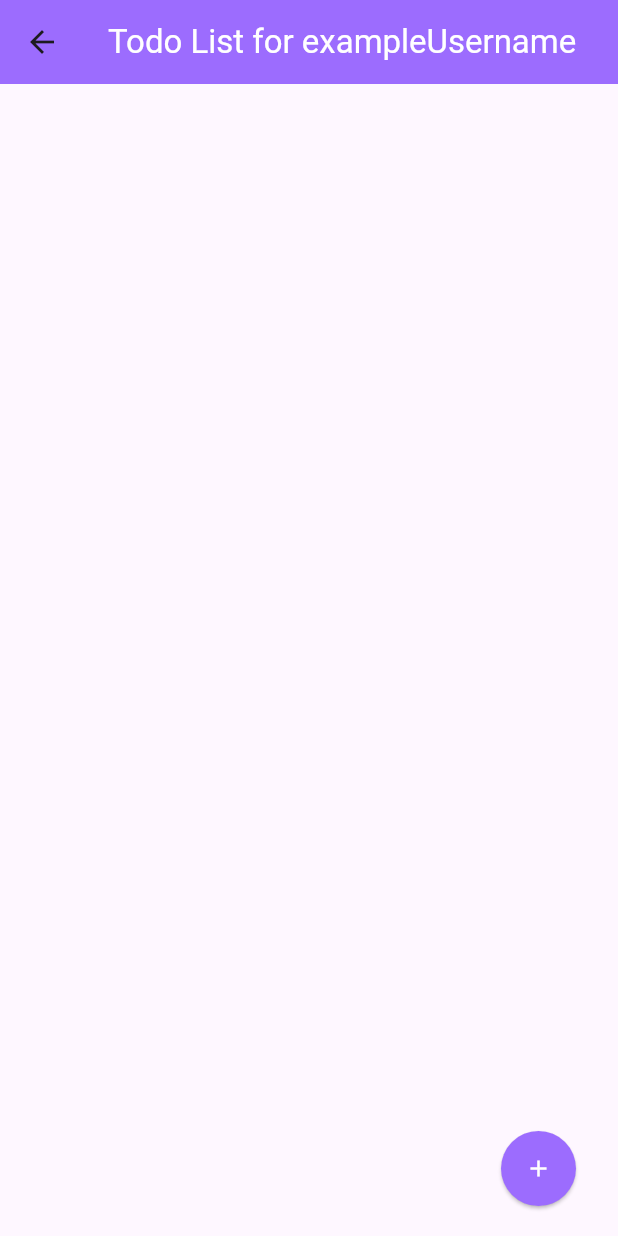
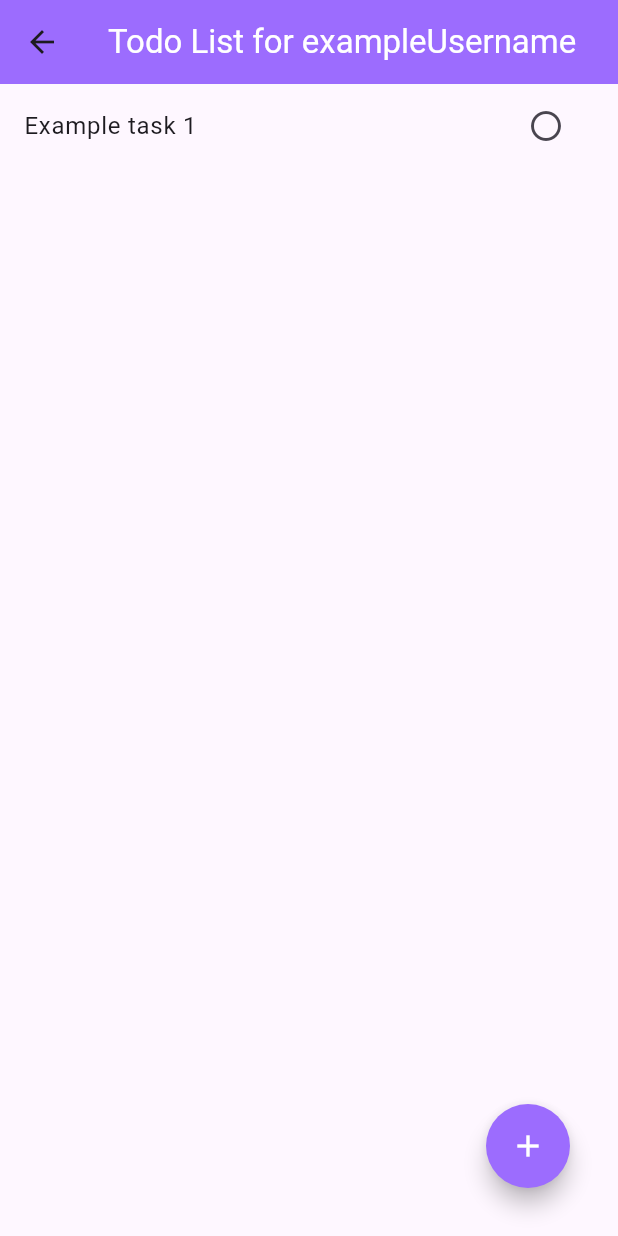
Before and after one commit to NxmNile/To_Do_App, a Flutter app: the TodoList screen opened by its route, on a phone screen of 412 x 824 dp. Run offline on Flutter 3.47's test engine with Material 3 defaults, Android fonts, the light colour scheme and no system bars.

Commit message:
add task successfully

```diff
--- a/lib/todo_list.dart
+++ b/lib/todo_list.dart
@@ -1,6 +1,7 @@
 import 'package:flutter/material.dart';
 import 'package:to_do_app/add_to_do_list.dart';
 import 'login_page.dart';
+import 'tools.dart';
 class TodoList extends StatefulWidget {
   final String username;
   const TodoList({super.key, required this.username});
@@ -11,44 +12,137 @@ class TodoList extends StatefulWidget {
 }
 
 class _TodoListState extends State<TodoList> {
+  static const IconData iconItemUndone = Icons.radio_button_unchecked_rounded;
+  static const IconData iconItemDone = Icons.radio_button_checked_rounded;
+  bool isAddButtonSelcted = false;
+  List<Map<String, dynamic>> todoList = [
+    {
+      //mock up data1
+      "content": "Example task 1",
+      "status": "undone",
+      "icon": iconItemUndone,
+    }
+  ];
   @override
   Widget build(BuildContext context) {
     return Scaffold(
       appBar: AppBar(
         title: Text('Todo List for ${widget.username}', style: TextStyle(color: Colors.white),),
-
         backgroundColor: Color(0xFF9C6CFE),
       ),
-      body: Stack( // Use Stack to overlay widgets
-        children: [
-          Center(
-            child: Column(
-              mainAxisAlignment: MainAxisAlignment.center,
-              children: [
-                // You can add other content here
-              ],
+      body: todoListSection(),  // Use Stack to overlay widgets
+      floatingActionButton: todoButtonSection(),
+
+    );
+  }
+  Widget todoListSection(){
+    Widget todoItem(int todoIndex){
+      return ListTile(
+        title: Text(todoList[todoIndex]["content"]),
+        trailing: IconButton(
+          icon: Icon(todoList[todoIndex]["icon"]),
+          onPressed: (){
+            setState(() {
+              if(todoList[todoIndex]["status"] == "undone"){
+                todoList[todoIndex]["status"] = "done";
+                todoList[todoIndex]["icon"] = iconItemDone;
+              }
+              else{
+                todoList[todoIndex]["status"] = "undone";
+                todoList[todoIndex]["icon"] = iconItemUndone;
+              }
+            });
+          },
+        ),
+      );
+    }
+    return ListView.builder(
+      itemCount: todoList.length,
+      itemBuilder: (context, index) {
+        return todoItem(index);
+      },
+    );
+  }
+  Widget todoButtonSection(){
+    return Padding(
+      padding: EdgeInsets.all(16),
+      child: Row(
+        mainAxisAlignment: MainAxisAlignment.end,
+            children: [
+              isAddButtonSelcted
+                  ? FloatingActionButton.extended(
+                    label: const Text('Add Task'),
+                    icon: const Icon(Icons.add),
+                    tooltip: "Add task",
+                    heroTag: "addToDo",
+                    onPressed: _addToDo,
+                    backgroundColor: Color(0xFF9C6CFE),)
+                  : FloatingActionButton(
+                    tooltip: "Add task",
+                    heroTag: "addToDo",
+                    child:  Icon(Icons.add, color: Colors.white),
+                    onPressed: _addToDo,
+                    backgroundColor: Color(0xFF9C6CFE),
+                    shape: CircleBorder(),
+              )
+            ],
+      ),
+    );
+
+  }
+  void _addToDo() async{
+    TextEditingController taskController = TextEditingController();
+    void addSubmission(String value) {
+      final bool isNotBlank = !RegExp(r"^\s*$").hasMatch(value);
+      if (value.isNotEmpty && isNotBlank) {
+        setState(() {
+          todoList.add({"content": value.trim(), "status": "undone", "icon": iconItemUndone});
+        });
+        Future.delayed(Duration(milliseconds: 300), () {
+          alert(context: context, title: "Success", message: "Task added successfully");
+        });
+
+      } else {
+        alert(context: context, title: "Error", message: "Task cannot be empty");
+      }
+    }
+    setState(() {
+      Icon : Icons.circle;
+      isAddButtonSelcted = true;
+      debugPrint("Add todo task");
+      showDialog(context: context,
+          builder: (BuildContext context){
+        return AlertDialog(
+          title: const Text('New Task'),
+          content: TextField(
+            autofocus: true,
+            controller: taskController,
+              onSubmitted: (val){addSubmission(val);},
+            decoration: const InputDecoration(
+              hintText: 'Enter your task to do...',
+              contentPadding: EdgeInsets.all(16.0),
             ),
           ),
-          Positioned(
-            right: 20, // Distance from the left edge
-            bottom: 20, // Distance from the bottom edge
-            child: ElevatedButton(
-              onPressed: () {
-                Navigator.push(
-                  context,
-                  MaterialPageRoute(builder: (context) => AddToDoList()),
-                );
+          actions: [
+            TextButton.icon(onPressed: (){
+              addSubmission(taskController.text);
+              Navigator.pop(context);
+            },
+            icon: const Icon(Icons.add_circle_rounded),
+            label: const Text('Add Task'),
+            ),
+            TextButton(
+              onPressed: (){
+                Navigator.pop(context);
               },
-              child: Icon(Icons.add, color: Colors.white),
-              style: ElevatedButton.styleFrom(
-                backgroundColor: Color(0xFF9C6CFE),
-                minimumSize: Size(50, 50),
-                  shape: CircleBorder(),
-              ),
-            ),
-          ),
-        ],
-      ),
-    );
+              child: const Text('Cancel'),
+            )
+          ],
+        );
+          }).then((value) => setState(() {;
+            Icon : Icons.add_circle_rounded;
+            isAddButtonSelcted = false;
+          }));
+    });
   }
 }
```
Also changed, not shown: lib/tools.dart (added, +41 -0 lines).
